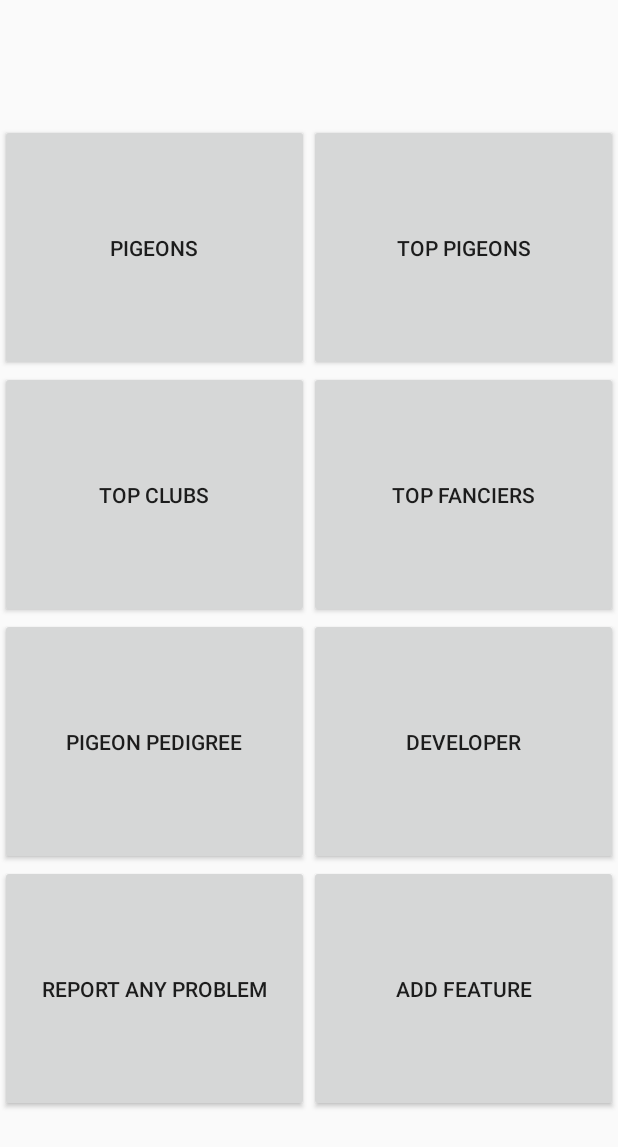
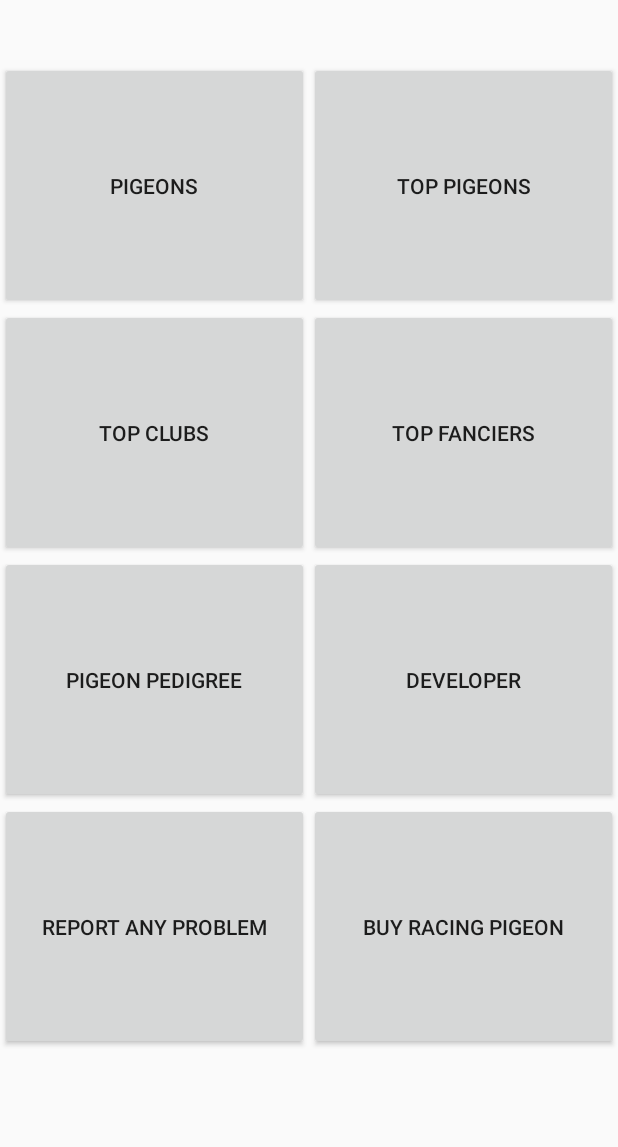
Before and after one commit to ahxagent007/BDRacingPigeonDatabase, an Android app: the screen it shows after launch (MainActivity), on a phone screen of 412 x 824 dp. Shown: the top 1147 px of the screen. Run offline under Robolectric (Android 15) with nearby library versions, the phone set to English and light mode, and no system bars; our stand-ins replace AdMob.

Commit message:
uploaded v1.0.2 (ADS include)

```diff
--- a/app/src/main/AndroidManifest.xml
+++ b/app/src/main/AndroidManifest.xml
@@ -25,6 +25,11 @@
                 <category android:name="android.intent.category.LAUNCHER" />
             </intent-filter>
         </activity>
+
+        <meta-data
+            android:name="com.google.android.gms.ads.APPLICATION_ID"
+            android:value="ca-app-pub-6049858234928469~3780302102"/>
+
     </application>
 
 </manifest>
--- a/app/src/main/java/com/SecretDevelopersLtd/DeXian/bdracingpigeondatabase/Developer.java
+++ b/app/src/main/java/com/SecretDevelopersLtd/DeXian/bdracingpigeondatabase/Developer.java
@@ -3,7 +3,7 @@ package com.SecretDevelopersLtd.DeXian.bdracingpigeondatabase;
 import android.app.AlertDialog;
 import android.content.Intent;
 import android.net.Uri;
-import android.support.v7.app.AppCompatActivity;
+import androidx.appcompat.app.AppCompatActivity;
 import android.os.Bundle;
 import android.view.View;
 import android.widget.ImageView;
--- a/app/src/main/java/com/SecretDevelopersLtd/DeXian/bdracingpigeondatabase/MainActivity.java
+++ b/app/src/main/java/com/SecretDevelopersLtd/DeXian/bdracingpigeondatabase/MainActivity.java
@@ -2,14 +2,27 @@ package com.SecretDevelopersLtd.DeXian.bdracingpigeondatabase;
 
 import android.content.Intent;
 import android.net.Uri;
-import android.support.v7.app.AppCompatActivity;
+import androidx.appcompat.app.AppCompatActivity;
 import android.os.Bundle;
+import android.util.Log;
 import android.view.View;
 import android.widget.Button;
 
+import com.google.android.gms.ads.AdListener;
+import com.google.android.gms.ads.AdRequest;
+import com.google.android.gms.ads.AdView;
+import com.google.android.gms.ads.InterstitialAd;
+import com.google.android.gms.ads.MobileAds;
+import com.google.android.gms.ads.initialization.InitializationStatus;
+import com.google.android.gms.ads.initialization.OnInitializationCompleteListener;
+
 public class MainActivity extends AppCompatActivity {
 
-    Button btn_Pigeons, btn_TopPigeons, btn_TopClubs, btn_TopFanciers, btn_PigeonPedigree, btn_Developer, btn_Report;
+    Button btn_Pigeons, btn_TopPigeons, btn_TopClubs, btn_TopFanciers, btn_PigeonPedigree, btn_Developer, btn_Report, btn_buyPigeon;
+    private AdView mAdView;
+    private InterstitialAd mInterstitialAd;
+
+    String TAG = "XIAN";
 
     @Override
     protected void onCreate(Bundle savedInstanceState) {
@@ -31,6 +44,30 @@ public class MainActivity extends AppCompatActivity {
         btn_PigeonPedigree = findViewById(R.id.btn_PigeonPedigree);
         btn_Developer = findViewById(R.id.btn_Developer);
         btn_Report = findViewById(R.id.btn_Report);
+        btn_buyPigeon = findViewById(R.id.btn_buyPigeon);
+
+        MobileAds.initialize(this, new OnInitializationCompleteListener() {
+            @Override
+            public void onInitializationComplete(InitializationStatus initializationStatus) {
+            }
+        });
+
+        mAdView = findViewById(R.id.adView);
+        AdRequest adRequest = new AdRequest.Builder().build();
+        mAdView.loadAd(adRequest);
+
+        mInterstitialAd = new InterstitialAd(this);
+        mInterstitialAd.setAdUnitId("ca-app-pub-6049858234928469/1990430488"); //test ads ca-app-pub-3940256099942544/1033173712 // my ca-app-pub-6049858234928469/1990430488
+        mInterstitialAd.loadAd(new AdRequest.Builder().build());
+
+        mInterstitialAd.setAdListener(new AdListener() {
+            @Override
+            public void onAdClosed() {
+                // Load the next interstitial.
+                mInterstitialAd.loadAd(new AdRequest.Builder().build());
+            }
+
+        });
 
     }
 
@@ -39,6 +76,7 @@ public class MainActivity extends AppCompatActivity {
         btn_Pigeons.setOnClickListener(new View.OnClickListener() {
             @Override
             public void onClick(View v) {
+                Load_popUu_Ads();
                 startActivity(new Intent(getApplicationContext(),AllPigeons.class));
             }
         });
@@ -47,12 +85,14 @@ public class MainActivity extends AppCompatActivity {
         btn_TopPigeons.setOnClickListener(new View.OnClickListener() {
             @Override
             public void onClick(View v) {
+                Load_popUu_Ads();
                 startActivity(new Intent(getApplicationContext(),TopPigeons.class));
             }
         });
         btn_TopClubs.setOnClickListener(new View.OnClickListener() {
             @Override
             public void onClick(View v) {
+                Load_popUu_Ads();
                 startActivity(new Intent(getApplicationContext(),TopClubs.class));
             }
         });
@@ -60,6 +100,7 @@ public class MainActivity extends AppCompatActivity {
         btn_TopFanciers.setOnClickListener(new View.OnClickListener() {
             @Override
             public void onClick(View v) {
+                Load_popUu_Ads();
                 startActivity(new Intent(getApplicationContext(),TopFanciers.class));
             }
         });
@@ -67,6 +108,7 @@ public class MainActivity extends AppCompatActivity {
         btn_PigeonPedigree.setOnClickListener(new View.OnClickListener() {
             @Override
             public void onClick(View v) {
+                Load_popUu_Ads();
                 //URL to my app
                 Intent browserIntent = new Intent(Intent.ACTION_VIEW, Uri.parse("https://play.google.com/store/apps/details?id=pigeonpedigreepro.dexian.secretdevltd.com.pigeonpedigreepro"));
                 startActivity(browserIntent);
@@ -76,6 +118,7 @@ public class MainActivity extends AppCompatActivity {
         btn_Developer.setOnClickListener(new View.OnClickListener() {
             @Override
             public void onClick(View v) {
+                Load_popUu_Ads();
                 startActivity(new Intent(getApplicationContext(),Developer.class));
             }
         });
@@ -83,13 +126,75 @@ public class MainActivity extends AppCompatActivity {
         btn_Report.setOnClickListener(new View.OnClickListener() {
             @Override
             public void onClick(View v) {
+                Load_popUu_Ads();
+
                 startActivity(new Intent(getApplicationContext(),ReportToUs.class));
+            }
+        });
+
+        btn_buyPigeon.setOnClickListener(new View.OnClickListener() {
+            @Override
+            public void onClick(View view) {
+
+                Load_popUu_Ads();
+
+                Uri uri = Uri.parse("https://www.bdpigeonweb.com");
+                Intent intent = new Intent(Intent.ACTION_VIEW, uri);
+                startActivity(intent);
+            }
+        });
+
+
+        mInterstitialAd.setAdListener(new AdListener() {
+            @Override
+            public void onAdLoaded() {
+                // Code to be executed when an ad finishes loading.
+                Log.i(TAG, "Code to be executed when an ad finishes loading.");
+            }
+
+            @Override
+            public void onAdFailedToLoad(int errorCode) {
+                // Code to be executed when an ad request fails.
+                Log.i(TAG, "Code to be executed when an ad request fails.");
+            }
+
+            @Override
+            public void onAdOpened() {
+                // Code to be executed when the ad is displayed.
+                Log.i(TAG, "Code to be executed when the ad is displayed.");
+            }
+
+            @Override
+            public void onAdClicked() {
+                // Code to be executed when the user clicks on an ad.
+                Log.i(TAG, "Code to be executed when the user clicks on an ad.");
+            }
+
+            @Override
+            public void onAdLeftApplication() {
+                // Code to be executed when the user has left the app.
+                Log.i(TAG, "Code to be executed when the user has left the app.");
+            }
+
+            @Override
+            public void onAdClosed() {
+                // Code to be executed when the interstitial ad is closed.
+                Log.i(TAG, "Code to be executed when the interstitial ad is closed.");
+                mInterstitialAd.loadAd(new AdRequest.Builder().build());
             }
         });
 
 
 
+    }
 
+    private void Load_popUu_Ads(){
+        if (mInterstitialAd.isLoaded()) {
+            mInterstitialAd.show();
+        } else {
+            Log.i(TAG, "The interstitial wasn't loaded yet.");
+
+        }
 
     }
 }
--- a/app/src/main/java/com/SecretDevelopersLtd/DeXian/bdracingpigeondatabase/ReportToUs.java
+++ b/app/src/main/java/com/SecretDevelopersLtd/DeXian/bdracingpigeondatabase/ReportToUs.java
@@ -1,6 +1,6 @@
 package com.SecretDevelopersLtd.DeXian.bdracingpigeondatabase;
 
-import android.support.v7.app.AppCompatActivity;
+import androidx.appcompat.app.AppCompatActivity;
 import android.os.Bundle;
 
 public class ReportToUs extends AppCompatActivity {
--- a/app/src/main/java/com/SecretDevelopersLtd/DeXian/bdracingpigeondatabase/TopClubs.java
+++ b/app/src/main/java/com/SecretDevelopersLtd/DeXian/bdracingpigeondatabase/TopClubs.java
@@ -1,6 +1,6 @@
 package com.SecretDevelopersLtd.DeXian.bdracingpigeondatabase;
 
-import android.support.v7.app.AppCompatActivity;
+import androidx.appcompat.app.AppCompatActivity;
 import android.os.Bundle;
 
 public class TopClubs extends AppCompatActivity {
--- a/app/src/main/java/com/SecretDevelopersLtd/DeXian/bdracingpigeondatabase/TopFanciers.java
+++ b/app/src/main/java/com/SecretDevelopersLtd/DeXian/bdracingpigeondatabase/TopFanciers.java
@@ -2,10 +2,10 @@ package com.SecretDevelopersLtd.DeXian.bdracingpigeondatabase;
 
 import android.content.Context;
 import android.graphics.Color;
-import android.support.v7.app.AppCompatActivity;
+import androidx.appcompat.app.AppCompatActivity;
 import android.os.Bundle;
-import android.support.v7.widget.LinearLayoutManager;
-import android.support.v7.widget.RecyclerView;
+import androidx.recyclerview.widget.LinearLayoutManager;
+import androidx.recyclerview.widget.RecyclerView;
 import android.util.Log;
 import android.view.LayoutInflater;
 import android.view.View;
--- a/app/src/main/res/layout/activity_all_pigeons.xml
+++ b/app/src/main/res/layout/activity_all_pigeons.xml
@@ -24,11 +24,11 @@
         android:weightSum="20"
         >
 
-        <android.support.v7.widget.RecyclerView
+        <androidx.recyclerview.widget.RecyclerView
             android:id="@+id/RV_recyclerView"
             android:layout_width="match_parent"
             android:layout_height="0dp"
-            android:layout_weight="16"></android.support.v7.widget.RecyclerView>
+            android:layout_weight="16"></androidx.recyclerview.widget.RecyclerView>
 
 
 
--- a/app/src/main/res/layout/activity_main.xml
+++ b/app/src/main/res/layout/activity_main.xml
@@ -98,12 +98,32 @@
             android:id="@+id/btn_Report"/>
 
         <Button
+            android:id="@+id/btn_buyPigeon"
             android:layout_width="0dp"
             android:layout_height="match_parent"
             android:layout_weight="1"
-            android:text="Add Feature"/>
+            android:text="BUY Racing Pigeon"/>
 
 
     </LinearLayout>
 
+    <LinearLayout
+        android:layout_width="match_parent"
+        android:layout_height="0dp"
+        android:layout_weight="1"
+        android:gravity="center">
+
+        <com.google.android.gms.ads.AdView
+            xmlns:ads="http://schemas.android.com/apk/res-auto"
+            android:id="@+id/adView"
+            android:layout_width="wrap_content"
+            android:layout_height="wrap_content"
+            android:layout_centerHorizontal="true"
+            android:layout_alignParentBottom="true"
+            ads:adSize="BANNER"
+            ads:adUnitId="ca-app-pub-6049858234928469/5081829381">
+        </com.google.android.gms.ads.AdView>
+
+    </LinearLayout>
+
 </LinearLayout>
--- a/app/src/main/res/layout/activity_report_to_us.xml
+++ b/app/src/main/res/layout/activity_report_to_us.xml
@@ -1,9 +1,9 @@
 <?xml version="1.0" encoding="utf-8"?>
-<android.support.constraint.ConstraintLayout xmlns:android="http://schemas.android.com/apk/res/android"
+<androidx.constraintlayout.widget.ConstraintLayout xmlns:android="http://schemas.android.com/apk/res/android"
     xmlns:app="http://schemas.android.com/apk/res-auto"
     xmlns:tools="http://schemas.android.com/tools"
     android:layout_width="match_parent"
     android:layout_height="match_parent"
     tools:context=".ReportToUs">
 
-</android.support.constraint.ConstraintLayout>
+</androidx.constraintlayout.widget.ConstraintLayout>
--- a/app/src/main/res/layout/activity_top_clubs.xml
+++ b/app/src/main/res/layout/activity_top_clubs.xml
@@ -1,9 +1,9 @@
 <?xml version="1.0" encoding="utf-8"?>
-<android.support.constraint.ConstraintLayout xmlns:android="http://schemas.android.com/apk/res/android"
+<androidx.constraintlayout.widget.ConstraintLayout xmlns:android="http://schemas.android.com/apk/res/android"
     xmlns:app="http://schemas.android.com/apk/res-auto"
     xmlns:tools="http://schemas.android.com/tools"
     android:layout_width="match_parent"
     android:layout_height="match_parent"
     tools:context=".TopClubs">
 
-</android.support.constraint.ConstraintLayout>
+</androidx.constraintlayout.widget.ConstraintLayout>
--- a/app/src/main/res/layout/activity_top_fanciers.xml
+++ b/app/src/main/res/layout/activity_top_fanciers.xml
@@ -53,11 +53,11 @@
             android:orientation="vertical">
 
 
-            <android.support.v7.widget.RecyclerView
+            <androidx.recyclerview.widget.RecyclerView
                 android:id="@+id/RV_recyclerViewTF"
                 android:layout_width="match_parent"
                 android:layout_height="0dp"
-                android:layout_weight="16"></android.support.v7.widget.RecyclerView>
+                android:layout_weight="16"></androidx.recyclerview.widget.RecyclerView>
 
 
 
--- a/app/src/main/res/layout/activity_top_pigeons.xml
+++ b/app/src/main/res/layout/activity_top_pigeons.xml
@@ -56,11 +56,11 @@
             android:orientation="vertical">
 
 
-            <android.support.v7.widget.RecyclerView
+            <androidx.recyclerview.widget.RecyclerView
                 android:id="@+id/RV_recyclerViewTP"
                 android:layout_width="match_parent"
                 android:layout_height="0dp"
-                android:layout_weight="16"></android.support.v7.widget.RecyclerView>
+                android:layout_weight="16"></androidx.recyclerview.widget.RecyclerView>
 
 
 
--- a/build.gradle
+++ b/build.gradle
@@ -8,6 +8,7 @@ buildscript {
     }
     dependencies {
         classpath 'com.android.tools.build:gradle:3.3.1'
+        classpath 'com.google.gms:google-services:4.2.0'
 
         // NOTE: Do not place your application dependencies here; they belong
         // in the individual module build.gradle files
--- a/gradle.properties
+++ b/gradle.properties
@@ -11,3 +11,6 @@ org.gradle.jvmargs=-Xmx1536m
 # This option should only be used with decoupled projects. More details, visit
 # http://www.gradle.org/docs/current/userguide/multi_project_builds.html#sec:decoupled_projects
 # org.gradle.parallel=true
+
+android.enableJetifier=true
+android.useAndroidX=true
```
Also changed, not shown: app/build.gradle (+13 -9 lines), app/src/main/java/com/SecretDevelopersLtd/DeXian/bdracingpigeondatabase/AllPigeons.java (+3 -5 lines), app/src/main/java/com/SecretDevelopersLtd/DeXian/bdracingpigeondatabase/TopPigeons.java (+4 -6 lines), 2 other files.
